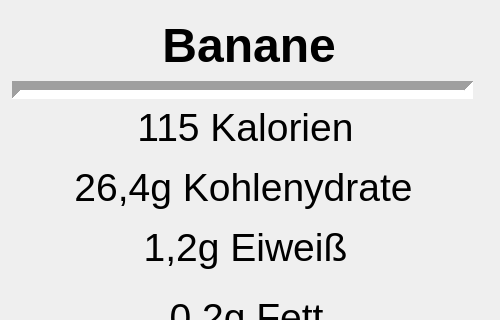
The window that applications/NutriScore.ui (vigitia/VIGITIA-Toolkit) describes before a commit, drawn with Qt 5; both pictures show x 0 to 500 and y 0 to 320 of the 500 by 500 pixel window.
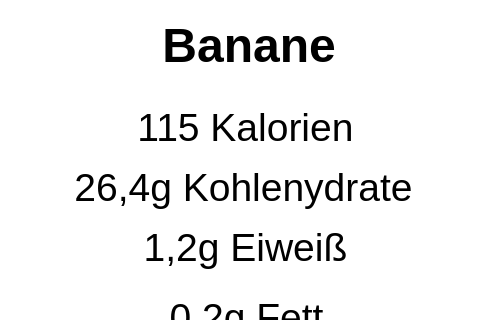
The same window after the commit.

Commit message: Add smoothing for coordinates

```diff
--- a/applications/NutriScore.ui
+++ b/applications/NutriScore.ui
@@ -13,6 +13,9 @@
   <property name="windowTitle">
    <string>Form</string>
   </property>
+  <property name="styleSheet">
+   <string notr="true">background-color: transparent;</string>
+  </property>
   <widget class="QLabel" name="name">
    <property name="geometry">
     <rect>
```
The commit also changes 1 other file.
